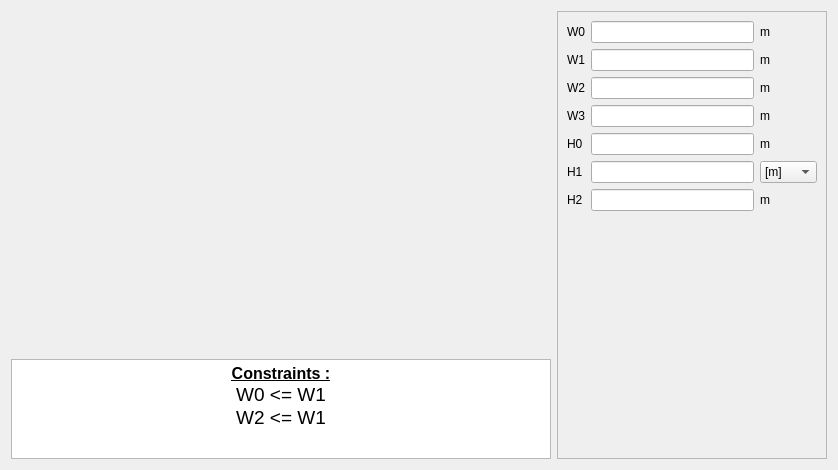
Above: pyleecan/GUI/Dialog/DMachineSetup/SWSlot/PWSlot13/PWSlot13.ui from Eomys/pyleecan before the change. Below: the same form after it.
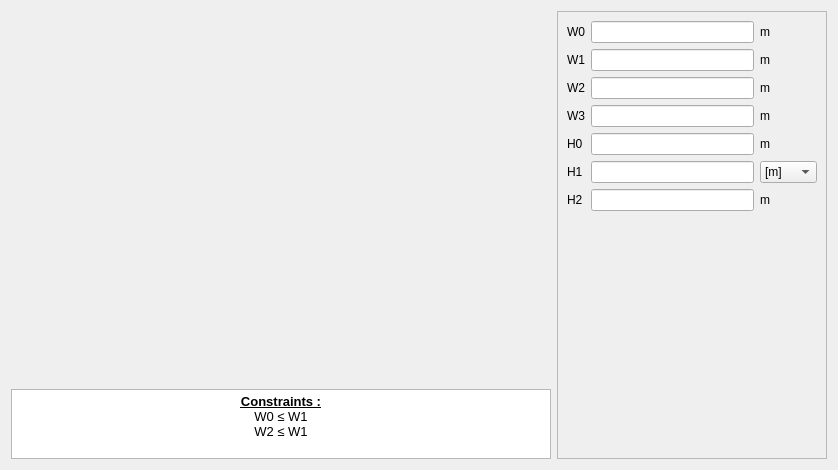
That is the form after the change. Icons and pictures are not drawn. Custom widgets are drawn as their Qt base class.

Commit message: [NF] update QTextEdit font when generating GUI + better display math symbols

Patch:
```diff
--- a/pyleecan/GUI/Dialog/DMachineSetup/SWSlot/PWSlot13/PWSlot13.ui
+++ b/pyleecan/GUI/Dialog/DMachineSetup/SWSlot/PWSlot13/PWSlot13.ui
@@ -67,7 +67,7 @@
        <property name="maximumSize">
         <size>
          <width>16777215</width>
-         <height>100</height>
+         <height>70</height>
         </size>
        </property>
        <property name="verticalScrollBarPolicy">
@@ -78,9 +78,9 @@
 &lt;html&gt;&lt;head&gt;&lt;meta name=&quot;qrichtext&quot; content=&quot;1&quot; /&gt;&lt;style type=&quot;text/css&quot;&gt;
 p, li { white-space: pre-wrap; }
 &lt;/style&gt;&lt;/head&gt;&lt;body style=&quot; font-family:'MS Shell Dlg 2'; font-size:7.8pt; font-weight:400; font-style:normal;&quot;&gt;
-&lt;p align=&quot;center&quot; style=&quot; margin-top:0px; margin-bottom:0px; margin-left:0px; margin-right:0px; -qt-block-indent:0; text-indent:0px;&quot;&gt;&lt;span style=&quot; font-size:12pt; font-weight:600; text-decoration: underline;&quot;&gt;Constraints :&lt;/span&gt;&lt;/p&gt;
-&lt;p align=&quot;center&quot; style=&quot; margin-top:0px; margin-bottom:0px; margin-left:0px; margin-right:0px; -qt-block-indent:0; text-indent:0px;&quot;&gt;&lt;span style=&quot; font-size:14pt;&quot;&gt;W0 &amp;lt;= W1&lt;/span&gt;&lt;/p&gt;
-&lt;p align=&quot;center&quot; style=&quot; margin-top:0px; margin-bottom:0px; margin-left:0px; margin-right:0px; -qt-block-indent:0; text-indent:0px;&quot;&gt;&lt;span style=&quot; font-size:14pt;&quot;&gt;W2 &amp;lt;= W1&lt;/span&gt;&lt;/p&gt;&lt;/body&gt;&lt;/html&gt;</string>
+&lt;p align=&quot;center&quot; style=&quot; margin-top:0px; margin-bottom:0px; margin-left:0px; margin-right:0px; -qt-block-indent:0; text-indent:0px;&quot;&gt;&lt;span style=&quot; font-size:10pt; font-weight:600; text-decoration: underline;&quot;&gt;Constraints :&lt;/span&gt;&lt;/p&gt;
+&lt;p align=&quot;center&quot; style=&quot; margin-top:0px; margin-bottom:0px; margin-left:0px; margin-right:0px; -qt-block-indent:0; text-indent:0px;&quot;&gt;&lt;span style=&quot; font-size:10pt;&quot;&gt;W0 ≤ W1&lt;/span&gt;&lt;/p&gt;
+&lt;p align=&quot;center&quot; style=&quot; margin-top:0px; margin-bottom:0px; margin-left:0px; margin-right:0px; -qt-block-indent:0; text-indent:0px;&quot;&gt;&lt;span style=&quot; font-size:10pt;&quot;&gt;W2 ≤ W1&lt;/span&gt;&lt;/p&gt;&lt;/body&gt;&lt;/html&gt;</string>
        </property>
        <property name="textInteractionFlags">
         <set>Qt::TextSelectableByKeyboard|Qt::TextSelectableByMouse</set>
```
The commit also changes 66 other files.
